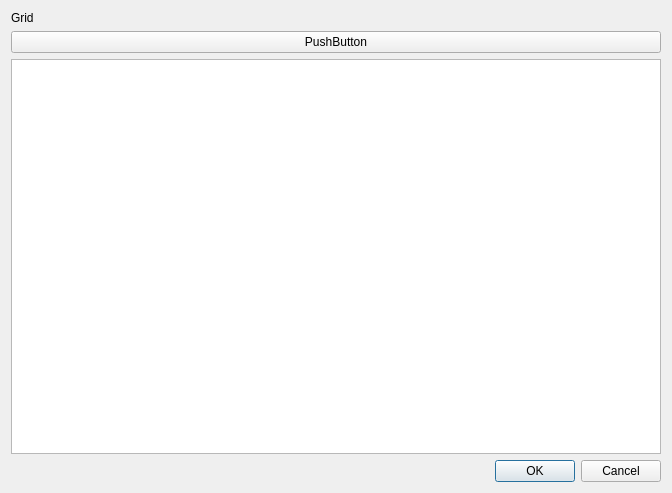
This is fluid.ui in joblobob/ray as Qt 5 draws it before an edit. The edited form follows.
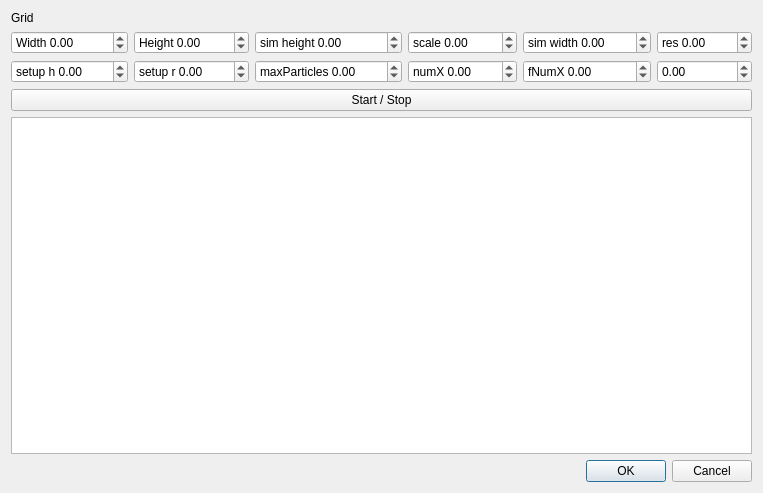
This is the edited form.

Commit message: maintenance: format and ui changes

```diff
--- a/fluid.ui
+++ b/fluid.ui
@@ -14,7 +14,177 @@
    <string>Dialog</string>
   </property>
   <layout class="QGridLayout" name="gridLayout">
-   <item row="3" column="0">
+   <item row="2" column="0">
+    <layout class="QGridLayout" name="gridLayout_2">
+     <property name="topMargin">
+      <number>0</number>
+     </property>
+     <item row="0" column="2">
+      <widget class="QDoubleSpinBox" name="dsBox3">
+       <property name="prefix">
+        <string>sim height </string>
+       </property>
+       <property name="minimum">
+        <double>-1000.000000000000000</double>
+       </property>
+       <property name="maximum">
+        <double>1000.000000000000000</double>
+       </property>
+      </widget>
+     </item>
+     <item row="0" column="5">
+      <widget class="QDoubleSpinBox" name="dsBox6">
+       <property name="prefix">
+        <string>res </string>
+       </property>
+       <property name="minimum">
+        <double>-1000.000000000000000</double>
+       </property>
+       <property name="maximum">
+        <double>1000.000000000000000</double>
+       </property>
+      </widget>
+     </item>
+     <item row="0" column="0">
+      <widget class="QDoubleSpinBox" name="dsBox1">
+       <property name="prefix">
+        <string>Width </string>
+       </property>
+       <property name="minimum">
+        <double>-1000.000000000000000</double>
+       </property>
+       <property name="maximum">
+        <double>1000.000000000000000</double>
+       </property>
+      </widget>
+     </item>
+     <item row="0" column="4">
+      <widget class="QDoubleSpinBox" name="dsBox5">
+       <property name="prefix">
+        <string>sim width </string>
+       </property>
+       <property name="minimum">
+        <double>-1000.000000000000000</double>
+       </property>
+       <property name="maximum">
+        <double>1000.000000000000000</double>
+       </property>
+      </widget>
+     </item>
+     <item row="0" column="1">
+      <widget class="QDoubleSpinBox" name="dsBox2">
+       <property name="prefix">
+        <string>Height </string>
+       </property>
+       <property name="minimum">
+        <double>-1000.000000000000000</double>
+       </property>
+       <property name="maximum">
+        <double>1000.000000000000000</double>
+       </property>
+      </widget>
+     </item>
+     <item row="0" column="3">
+      <widget class="QDoubleSpinBox" name="dsBox4">
+       <property name="prefix">
+        <string>scale </string>
+       </property>
+       <property name="minimum">
+        <double>-1000.000000000000000</double>
+       </property>
+       <property name="maximum">
+        <double>1000.000000000000000</double>
+       </property>
+      </widget>
+     </item>
+     <item row="1" column="0">
+      <widget class="QDoubleSpinBox" name="dsBox7">
+       <property name="prefix">
+        <string>setup h </string>
+       </property>
+       <property name="minimum">
+        <double>-1000.000000000000000</double>
+       </property>
+       <property name="maximum">
+        <double>1000.000000000000000</double>
+       </property>
+      </widget>
+     </item>
+     <item row="1" column="1">
+      <widget class="QDoubleSpinBox" name="dsBox8">
+       <property name="prefix">
+        <string>setup r </string>
+       </property>
+       <property name="minimum">
+        <double>-1000.000000000000000</double>
+       </property>
+       <property name="maximum">
+        <double>1000.000000000000000</double>
+       </property>
+      </widget>
+     </item>
+     <item row="1" column="2">
+      <widget class="QDoubleSpinBox" name="dsBox9">
+       <property name="prefix">
+        <string>maxParticles </string>
+       </property>
+       <property name="minimum">
+        <double>-1000.000000000000000</double>
+       </property>
+       <property name="maximum">
+        <double>1000.000000000000000</double>
+       </property>
+      </widget>
+     </item>
+     <item row="1" column="3">
+      <widget class="QDoubleSpinBox" name="dsBox10">
+       <property name="prefix">
+        <string>numX </string>
+       </property>
+       <property name="minimum">
+        <double>-1000.000000000000000</double>
+       </property>
+       <property name="maximum">
+        <double>1000.000000000000000</double>
+       </property>
+      </widget>
+     </item>
+     <item row="1" column="4">
+      <widget class="QDoubleSpinBox" name="dsBox11">
+       <property name="prefix">
+        <string>fNumX </string>
+       </property>
+       <property name="minimum">
+        <double>-1000.000000000000000</double>
+       </property>
+       <property name="maximum">
+        <double>1000.000000000000000</double>
+       </property>
+      </widget>
+     </item>
+     <item row="1" column="5">
+      <widget class="QDoubleSpinBox" name="dsBox12">
+       <property name="prefix">
+        <string/>
+       </property>
+       <property name="minimum">
+        <double>-1000.000000000000000</double>
+       </property>
+       <property name="maximum">
+        <double>1000.000000000000000</double>
+       </property>
+      </widget>
+     </item>
+    </layout>
+   </item>
+   <item row="0" column="0">
+    <widget class="QLabel" name="label">
+     <property name="text">
+      <string>Grid</string>
+     </property>
+    </widget>
+   </item>
+   <item row="7" column="0">
     <widget class="QDialogButtonBox" name="buttonBox">
      <property name="orientation">
       <enum>Qt::Horizontal</enum>
@@ -24,23 +194,16 @@
      </property>
     </widget>
    </item>
-   <item row="0" column="0">
-    <widget class="QLabel" name="label">
-     <property name="text">
-      <string>Grid</string>
-     </property>
-    </widget>
-   </item>
-   <item row="2" column="0">
-    <widget class="QGraphicsView" name="m_graphView"/>
-   </item>
-   <item row="1" column="0">
+   <item row="5" column="0">
     <widget class="QPushButton" name="pauseBtn">
      <property name="text">
-      <string>PushButton</string>
+      <string>Start / Stop</string>
      </property>
     </widget>
    </item>
+   <item row="6" column="0">
+    <widget class="QGraphicsView" name="m_graphView"/>
+   </item>
   </layout>
  </widget>
  <resources/>
```
The commit also changes 1 other file.
